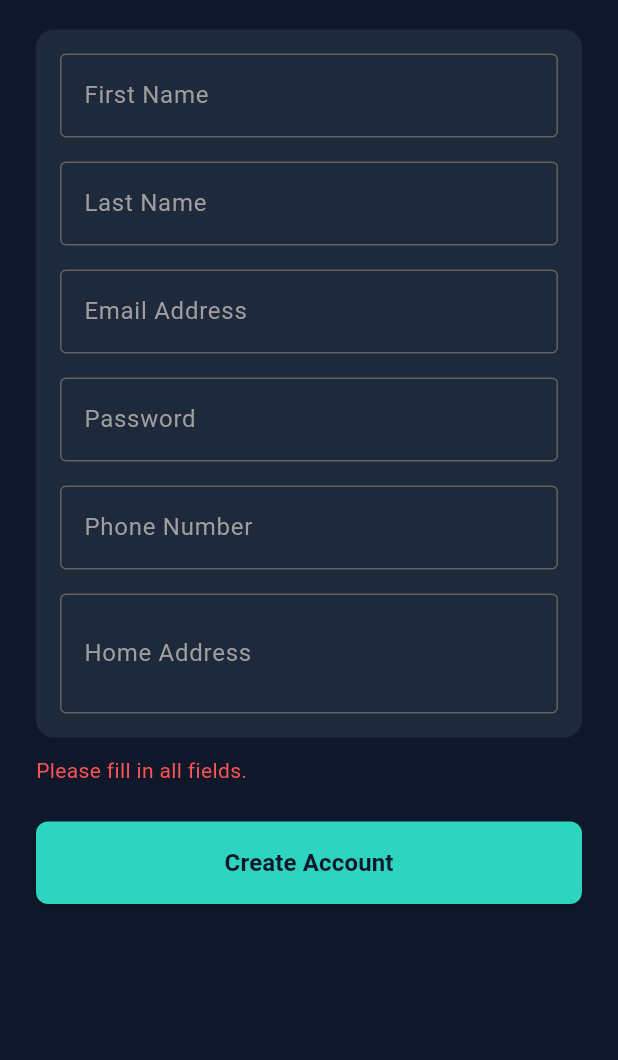
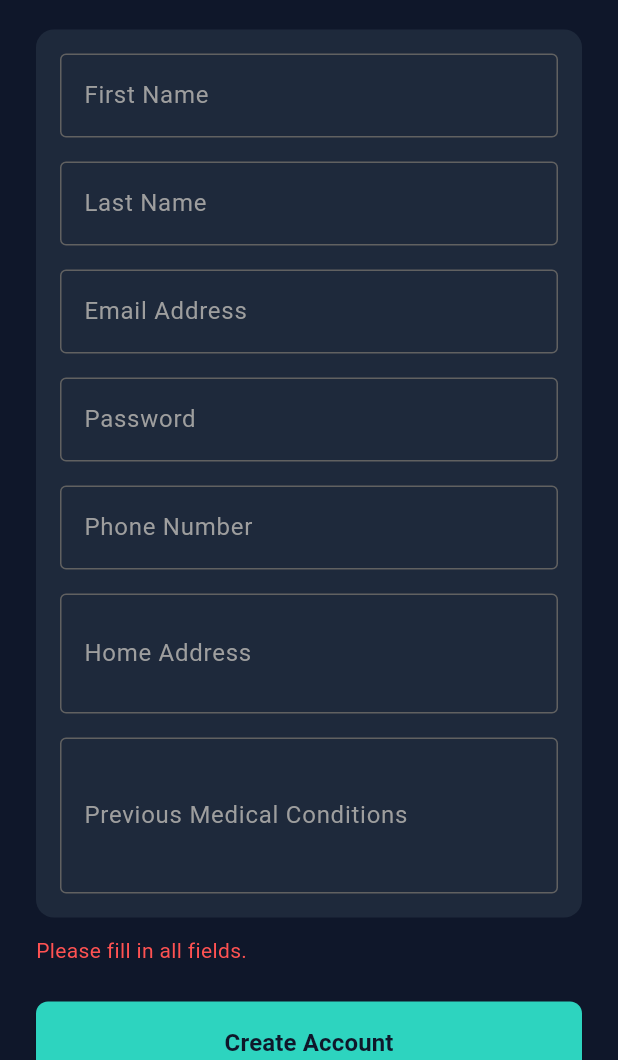
Before and after one commit to Haptic7/goIT-App, a Flutter app: the SignUpScreen screen opened directly, after a tap on "Create Account", on a phone screen of 412 x 824 dp, the part 176-1236 px from its top. Run offline on Flutter 3.47's test engine with Material 3 defaults, Android fonts, the light colour scheme and no system bars; our stand-ins replace cloud_firestore, firebase_auth, firebase_core, flutter_dotenv, google_generative_ai; accounts and stored records are empty.

Commit message:
Add medical conditions field to sign-up screen
Added a new TextField for medical conditions in the sign-up form.

```diff
--- a/lib/signup_screen.dart
+++ b/lib/signup_screen.dart
@@ -18,6 +18,8 @@ class _SignUpScreenState extends State<SignUpScreen> {
   final _phoneController = TextEditingController();
   final _addressController = TextEditingController();
 
+  final _medicalConditionsController = TextEditingController();
+
   final AuthService _authService = AuthService();
   bool _isLoading = false;
   String? _errorMessage;
@@ -30,6 +32,7 @@ class _SignUpScreenState extends State<SignUpScreen> {
     _passwordController.dispose();
     _phoneController.dispose();
     _addressController.dispose();
+    _medicalConditionsController.dispose();
     super.dispose();
   }
 
@@ -60,6 +63,9 @@ class _SignUpScreenState extends State<SignUpScreen> {
       password: _passwordController.text,
       phone: _phoneController.text,
       address: _addressController.text,
+      medicalConditions: _medicalConditionsController.text.isEmpty
+        ? 'None'
+        : _medicalConditionsController.text,
     );
 
     setState(() {
@@ -132,7 +138,7 @@ class _SignUpScreenState extends State<SignUpScreen> {
                   ),
                   const SizedBox(height: 16),
 
-            // Last Name TextField
+                  // Last Name TextField
                   TextField(
                     controller: _lastNameController,
                       style: const TextStyle(color: Colors.white),
@@ -220,6 +226,26 @@ class _SignUpScreenState extends State<SignUpScreen> {
                     ),
                       maxLines: 2,
                   ),
+                  const SizedBox(height: 16),
+
+                  // Medical Conditions TextField
+                  TextField(
+                    controller: _medicalConditionsController,
+                    style: const TextStyle(color: Colors.white),
+                    maxLines: 3, // Multi-line input for longer lists/descriptions
+                    decoration: InputDecoration(
+                      labelText: 'Previous Medical Conditions',
+                      hintText: 'e.g., High blood pressure, Asthma, None',
+                      hintStyle: TextStyle(color: Colors.grey.shade600),
+                      labelStyle: const TextStyle(color: Colors.grey),
+                      focusedBorder: const OutlineInputBorder(
+                        borderSide: BorderSide(color: AppColors.accent),
+                      ),
+                      enabledBorder: OutlineInputBorder(
+                        borderSide: BorderSide(color: Colors.grey.shade700),
+                      ),
+                    ),
+                  ),
                 ],
               ),
             ),
```
